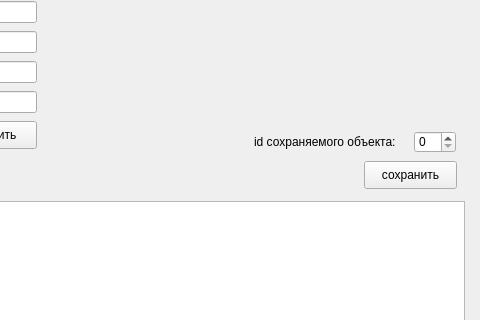
Old version of the form addEditCoffeeForm.ui in the repository EnotKommunist/coffee2; both pictures show x 186 to 666 and y 99 to 419 of the 666 by 594 pixel window.
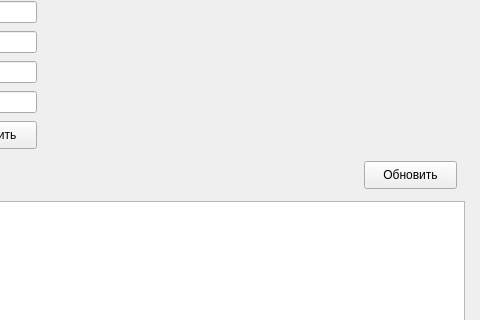
New version of the form.

The edit to the form file:
```diff
--- a/addEditCoffeeForm.ui
+++ b/addEditCoffeeForm.ui
@@ -34,7 +34,7 @@
      </rect>
     </property>
     <property name="text">
-     <string>сохранить</string>
+     <string>Обновить</string>
     </property>
    </widget>
    <widget class="QLineEdit" name="lineEdit">
@@ -211,29 +211,6 @@
      <string>packing volume:</string>
     </property>
    </widget>
-   <widget class="QSpinBox" name="spinBox">
-    <property name="geometry">
-     <rect>
-      <x>600</x>
-      <y>230</y>
-      <width>42</width>
-      <height>22</height>
-     </rect>
-    </property>
-   </widget>
-   <widget class="QLabel" name="label_8">
-    <property name="geometry">
-     <rect>
-      <x>440</x>
-      <y>230</y>
-      <width>151</width>
-      <height>21</height>
-     </rect>
-    </property>
-    <property name="text">
-     <string>id сохраняемого объекта:</string>
-    </property>
-   </widget>
   </widget>
   <widget class="QMenuBar" name="menubar">
    <property name="geometry">
```
